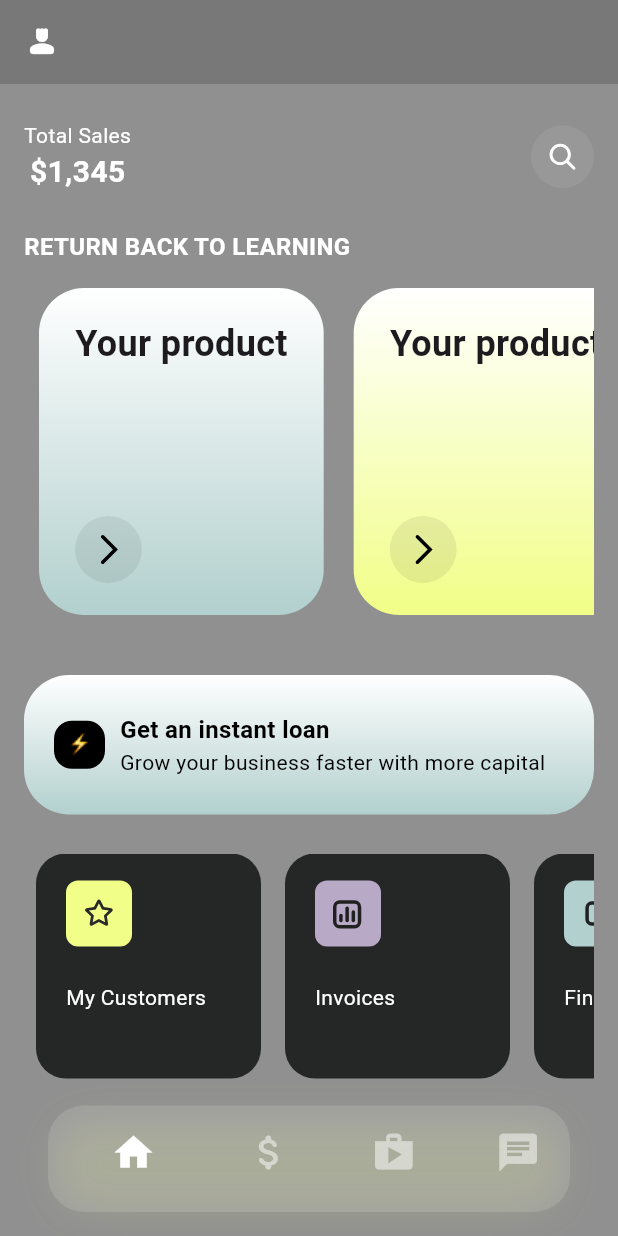
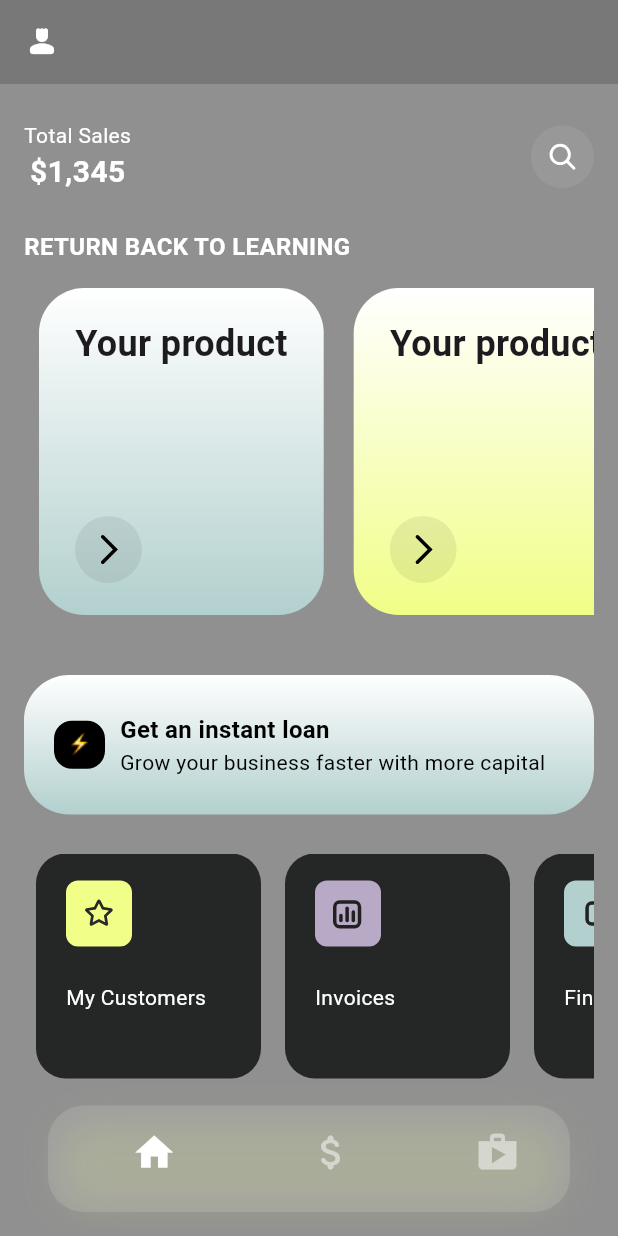
Before and after one commit to Sameerkash/Cube, a Flutter app: the AppView screen opened directly, on a phone screen of 412 x 824 dp. Run offline on Flutter 3.47's test engine with Material 2 defaults, Android fonts, the phone set to English and light mode, and no system bars; our stand-ins replace cloud_firestore, dio, firebase_core, firebase_dynamic_links, firebase_storage, fl_chart and 5 more; accounts and stored records are empty; generated files the repository leaves out were written again; project files that could hold a hidden picture were left out.

Commit message:
last push

```diff
--- a/lib/core/bottombar.dart
+++ b/lib/core/bottombar.dart
@@ -17,7 +17,6 @@ class TabItem {
     Icons.home,
     Icons.attach_money_rounded,
     Icons.shop,
-    Icons.chat,
   ];
 }
 
--- a/lib/main.dart
+++ b/lib/main.dart
@@ -100,7 +100,6 @@ class _AppViewState extends State<AppView> {
       create: (context) => CatalogCubit(),
       child: const CatalogView(),
     ),
-    const ChatView(),
   ];
 
   void onPageChange(int index) {
```
